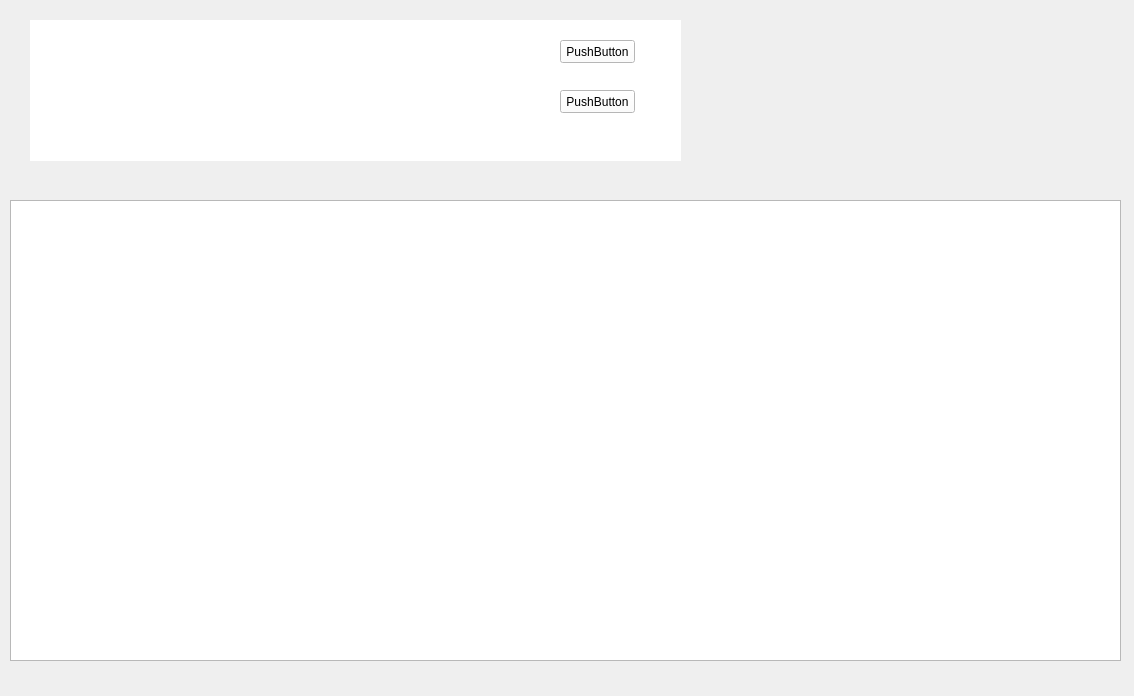
The window that SongSystem/buymode.ui (woshinieao/SongSystem) describes before a commit, drawn with Qt 5.
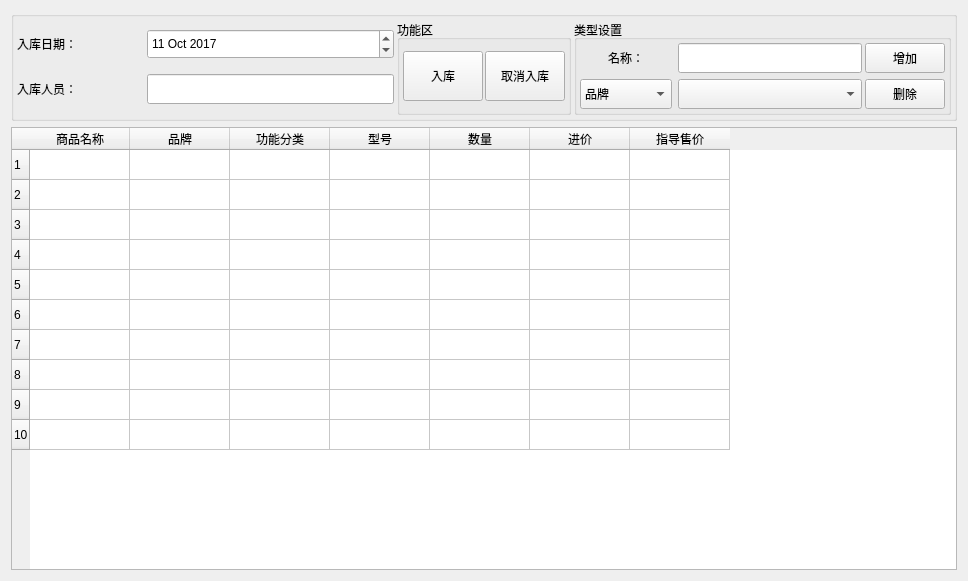
The same window after the commit.

Commit message:
用户：neo 说明：1、基本入库 出库 库存查询三大功能完成。
      时间：2017.10.23

```diff
--- a/SongSystem/buymode.ui
+++ b/SongSystem/buymode.ui
@@ -6,62 +6,377 @@
    <rect>
     <x>0</x>
     <y>0</y>
-    <width>1134</width>
-    <height>696</height>
+    <width>968</width>
+    <height>581</height>
    </rect>
   </property>
   <property name="windowTitle">
    <string>BuyMode</string>
   </property>
-  <widget class="QWidget" name="widget" native="true">
-   <property name="geometry">
-    <rect>
-     <x>30</x>
-     <y>20</y>
-     <width>651</width>
-     <height>141</height>
-    </rect>
-   </property>
-   <property name="styleSheet">
-    <string notr="true">background-color: rgb(255, 255, 255);</string>
-   </property>
-   <widget class="QPushButton" name="pushButton">
-    <property name="geometry">
-     <rect>
-      <x>530</x>
-      <y>70</y>
-      <width>75</width>
-      <height>23</height>
-     </rect>
-    </property>
-    <property name="text">
-     <string>PushButton</string>
-    </property>
-   </widget>
-   <widget class="QPushButton" name="pushButton_2">
-    <property name="geometry">
-     <rect>
-      <x>530</x>
-      <y>20</y>
-      <width>75</width>
-      <height>23</height>
-     </rect>
-    </property>
-    <property name="text">
-     <string>PushButton</string>
-    </property>
-   </widget>
-  </widget>
-  <widget class="QTableWidget" name="tableWidget">
-   <property name="geometry">
-    <rect>
-     <x>10</x>
-     <y>200</y>
-     <width>1111</width>
-     <height>461</height>
-    </rect>
-   </property>
-  </widget>
+  <layout class="QVBoxLayout" name="verticalLayout_4">
+   <item>
+    <widget class="QGroupBox" name="groupBox">
+     <property name="styleSheet">
+      <string notr="true"/>
+     </property>
+     <property name="title">
+      <string/>
+     </property>
+     <layout class="QHBoxLayout" name="horizontalLayout_6">
+      <property name="spacing">
+       <number>3</number>
+      </property>
+      <property name="margin">
+       <number>3</number>
+      </property>
+      <item>
+       <layout class="QVBoxLayout" name="verticalLayout">
+        <item>
+         <layout class="QHBoxLayout" name="horizontalLayout" stretch="1,2">
+          <item>
+           <widget class="QLabel" name="label">
+            <property name="text">
+             <string>入库日期：</string>
+            </property>
+           </widget>
+          </item>
+          <item>
+           <widget class="QDateEdit" name="deTime">
+            <property name="minimumSize">
+             <size>
+              <width>30</width>
+              <height>30</height>
+             </size>
+            </property>
+            <property name="dateTime">
+             <datetime>
+              <hour>0</hour>
+              <minute>0</minute>
+              <second>0</second>
+              <year>2017</year>
+              <month>10</month>
+              <day>11</day>
+             </datetime>
+            </property>
+            <property name="maximumTime">
+             <time>
+              <hour>23</hour>
+              <minute>59</minute>
+              <second>59</second>
+             </time>
+            </property>
+           </widget>
+          </item>
+         </layout>
+        </item>
+        <item>
+         <layout class="QHBoxLayout" name="horizontalLayout_2" stretch="1,2">
+          <item>
+           <widget class="QLabel" name="label_2">
+            <property name="text">
+             <string>入库人员：</string>
+            </property>
+           </widget>
+          </item>
+          <item>
+           <widget class="QLineEdit" name="lePerson">
+            <property name="minimumSize">
+             <size>
+              <width>30</width>
+              <height>30</height>
+             </size>
+            </property>
+           </widget>
+          </item>
+         </layout>
+        </item>
+       </layout>
+      </item>
+      <item>
+       <widget class="QGroupBox" name="groupBox_3">
+        <property name="title">
+         <string>功能区</string>
+        </property>
+        <layout class="QGridLayout" name="gridLayout">
+         <property name="horizontalSpacing">
+          <number>2</number>
+         </property>
+         <property name="verticalSpacing">
+          <number>3</number>
+         </property>
+         <property name="margin">
+          <number>3</number>
+         </property>
+         <item row="0" column="0">
+          <widget class="QPushButton" name="btnInbound">
+           <property name="minimumSize">
+            <size>
+             <width>80</width>
+             <height>50</height>
+            </size>
+           </property>
+           <property name="text">
+            <string>入库</string>
+           </property>
+          </widget>
+         </item>
+         <item row="0" column="1">
+          <widget class="QPushButton" name="btnInboundCancel">
+           <property name="minimumSize">
+            <size>
+             <width>80</width>
+             <height>50</height>
+            </size>
+           </property>
+           <property name="text">
+            <string>取消入库</string>
+           </property>
+          </widget>
+         </item>
+        </layout>
+       </widget>
+      </item>
+      <item>
+       <widget class="QGroupBox" name="groupBox_2">
+        <property name="title">
+         <string>类型设置</string>
+        </property>
+        <layout class="QHBoxLayout" name="horizontalLayout_4">
+         <property name="spacing">
+          <number>3</number>
+         </property>
+         <property name="margin">
+          <number>3</number>
+         </property>
+         <item>
+          <layout class="QVBoxLayout" name="verticalLayout_3">
+           <item>
+            <layout class="QHBoxLayout" name="horizontalLayout_5" stretch="1,2">
+             <item>
+              <widget class="QLabel" name="label_3">
+               <property name="text">
+                <string>&lt;html&gt;&lt;head/&gt;&lt;body&gt;&lt;p align=&quot;center&quot;&gt;名称：&lt;/p&gt;&lt;/body&gt;&lt;/html&gt;</string>
+               </property>
+              </widget>
+             </item>
+             <item>
+              <widget class="QLineEdit" name="leType">
+               <property name="minimumSize">
+                <size>
+                 <width>0</width>
+                 <height>30</height>
+                </size>
+               </property>
+              </widget>
+             </item>
+            </layout>
+           </item>
+           <item>
+            <layout class="QHBoxLayout" name="horizontalLayout_3" stretch="1,2">
+             <item>
+              <widget class="QComboBox" name="cboxType">
+               <property name="minimumSize">
+                <size>
+                 <width>30</width>
+                 <height>30</height>
+                </size>
+               </property>
+               <item>
+                <property name="text">
+                 <string>品牌</string>
+                </property>
+               </item>
+               <item>
+                <property name="text">
+                 <string>功能</string>
+                </property>
+               </item>
+               <item>
+                <property name="text">
+                 <string>型号</string>
+                </property>
+               </item>
+              </widget>
+             </item>
+             <item>
+              <widget class="QComboBox" name="cboxTypeList">
+               <property name="minimumSize">
+                <size>
+                 <width>80</width>
+                 <height>30</height>
+                </size>
+               </property>
+              </widget>
+             </item>
+            </layout>
+           </item>
+          </layout>
+         </item>
+         <item>
+          <layout class="QVBoxLayout" name="verticalLayout_2">
+           <item>
+            <widget class="QPushButton" name="btnAddtype">
+             <property name="minimumSize">
+              <size>
+               <width>30</width>
+               <height>30</height>
+              </size>
+             </property>
+             <property name="text">
+              <string>增加</string>
+             </property>
+            </widget>
+           </item>
+           <item>
+            <widget class="QPushButton" name="btnDelType">
+             <property name="minimumSize">
+              <size>
+               <width>30</width>
+               <height>30</height>
+              </size>
+             </property>
+             <property name="text">
+              <string>删除</string>
+             </property>
+            </widget>
+           </item>
+          </layout>
+         </item>
+        </layout>
+       </widget>
+      </item>
+     </layout>
+    </widget>
+   </item>
+   <item>
+    <widget class="QTableWidget" name="tableWidget">
+     <property name="lineWidth">
+      <number>1</number>
+     </property>
+     <property name="verticalScrollBarPolicy">
+      <enum>Qt::ScrollBarAlwaysOff</enum>
+     </property>
+     <property name="horizontalScrollBarPolicy">
+      <enum>Qt::ScrollBarAlwaysOff</enum>
+     </property>
+     <property name="verticalScrollMode">
+      <enum>QAbstractItemView::ScrollPerItem</enum>
+     </property>
+     <attribute name="horizontalHeaderVisible">
+      <bool>true</bool>
+     </attribute>
+     <attribute name="horizontalHeaderCascadingSectionResizes">
+      <bool>false</bool>
+     </attribute>
+     <attribute name="horizontalHeaderHighlightSections">
+      <bool>true</bool>
+     </attribute>
+     <attribute name="horizontalHeaderMinimumSectionSize">
+      <number>30</number>
+     </attribute>
+     <attribute name="horizontalHeaderShowSortIndicator" stdset="0">
+      <bool>false</bool>
+     </attribute>
+     <attribute name="horizontalHeaderStretchLastSection">
+      <bool>false</bool>
+     </attribute>
+     <attribute name="verticalHeaderCascadingSectionResizes">
+      <bool>false</bool>
+     </attribute>
+     <attribute name="verticalHeaderShowSortIndicator" stdset="0">
+      <bool>false</bool>
+     </attribute>
+     <attribute name="verticalHeaderStretchLastSection">
+      <bool>false</bool>
+     </attribute>
+     <row>
+      <property name="text">
+       <string>1</string>
+      </property>
+     </row>
+     <row>
+      <property name="text">
+       <string>2</string>
+      </property>
+     </row>
+     <row>
+      <property name="text">
+       <string>3</string>
+      </property>
+     </row>
+     <row>
+      <property name="text">
+       <string>4</string>
+      </property>
+     </row>
+     <row>
+      <property name="text">
+       <string>5</string>
+      </property>
+     </row>
+     <row>
+      <property name="text">
+       <string>6</string>
+      </property>
+     </row>
+     <row>
+      <property name="text">
+       <string>7</string>
+      </property>
+     </row>
+     <row>
+      <property name="text">
+       <string>8</string>
+      </property>
+     </row>
+     <row>
+      <property name="text">
+       <string>9</string>
+      </property>
+     </row>
+     <row>
+      <property name="text">
+       <string>10</string>
+      </property>
+     </row>
+     <column>
+      <property name="text">
+       <string>商品名称</string>
+      </property>
+     </column>
+     <column>
+      <property name="text">
+       <string>品牌</string>
+      </property>
+     </column>
+     <column>
+      <property name="text">
+       <string>功能分类</string>
+      </property>
+     </column>
+     <column>
+      <property name="text">
+       <string>型号</string>
+      </property>
+     </column>
+     <column>
+      <property name="text">
+       <string>数量</string>
+      </property>
+     </column>
+     <column>
+      <property name="text">
+       <string>进价</string>
+      </property>
+     </column>
+     <column>
+      <property name="text">
+       <string>指导售价</string>
+      </property>
+     </column>
+    </widget>
+   </item>
+  </layout>
  </widget>
  <layoutdefault spacing="6" margin="11"/>
  <resources/>
```
Left out of the diff: 12 changed lines with no effect on the pictures. The commit also changes 19 other files.
